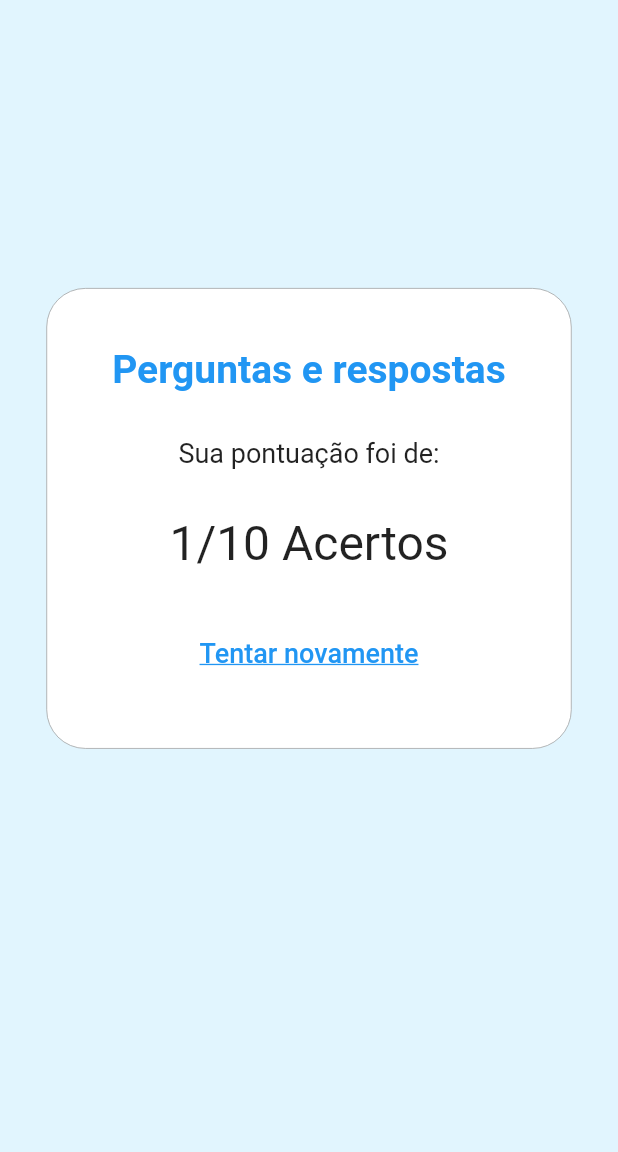
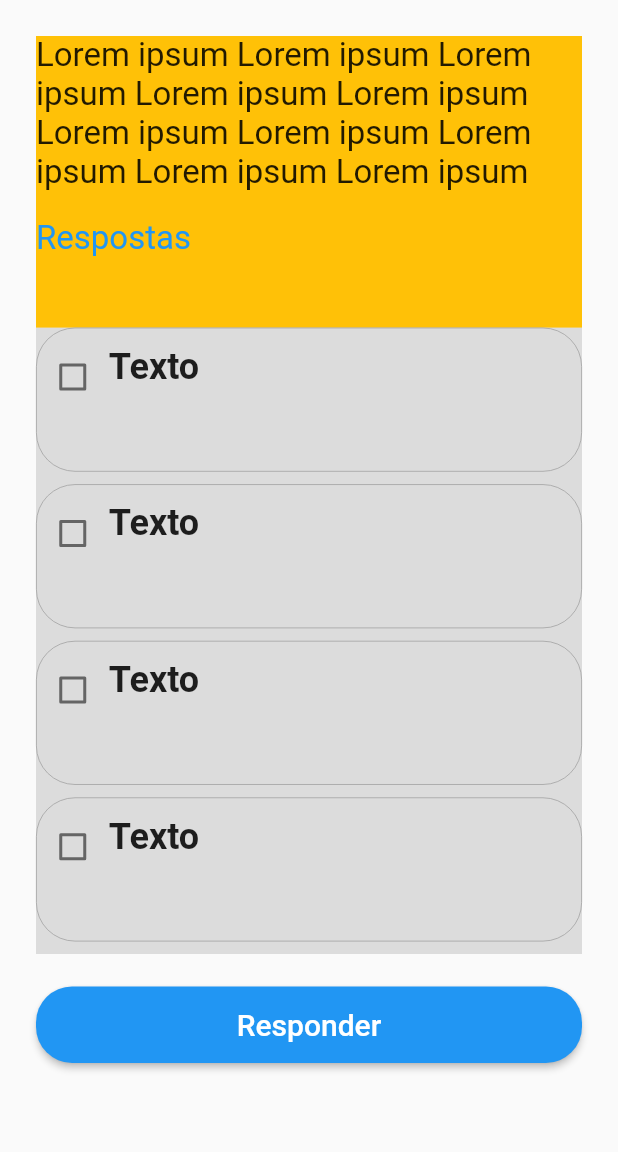
Before and after one commit to EduardoGPS-18/FirstWeekChallengeUA, a Flutter app: the screen it shows after launch, on a phone screen of 412 x 824 dp, the part 84-1236 px from its top. Run offline on Flutter 3.47's test engine with Material 2 defaults, Android fonts, the phone set to English and light mode, and no system bars.

Commit message:
feat: question page implemented

```diff
--- a/lib/main.dart
+++ b/lib/main.dart
@@ -16,9 +16,7 @@ class MyApp extends StatelessWidget {
       theme: ThemeData(
         primarySwatch: Colors.blue,
       ),
-      home: const ResultPage(
-        result: 1,
-      ),
+      home: const QuestionPage(),
     );
   }
 }
--- a/lib/pages/pages.dart
+++ b/lib/pages/pages.dart
@@ -1,3 +1,4 @@
 export './quiz/home/home_page.dart';
+export './quiz/question/question_page.dart';
 export './quiz/result/result_page.dart';
 export './quiz/shared/page_with_center_card_page.dart';
--- /dev/null
+++ b/lib/pages/quiz/question/question_page.dart
@@ -0,0 +1,110 @@
+import 'package:flutter/cupertino.dart';
+import 'package:flutter/material.dart';
+
+import '../../../widgets/shared/appbar/custom_app_bar.dart';
+import '../../../widgets/shared/buttons/custom_button.dart';
+
+class QuestionPage extends StatefulWidget {
+  const QuestionPage({Key? key}) : super(key: key);
+
+  @override
+  State<QuestionPage> createState() => _QuestionPageState();
+}
+
+class _QuestionPageState extends State<QuestionPage> {
+  bool val = false;
+
+  @override
+  Widget build(BuildContext context) {
+    return Scaffold(
+      appBar: const CustomAppBar(),
+      body: SafeArea(
+        child: Padding(
+          padding: const EdgeInsets.all(24),
+          child: LayoutBuilder(builder: (context, constraints) {
+            return Column(
+              children: [
+                Container(
+                  color: Colors.amber,
+                  height: constraints.maxHeight * 27 / 100,
+                  child: Column(
+                    crossAxisAlignment: CrossAxisAlignment.start,
+                    children: const [
+                      Text(
+                        "Lorem ipsum Lorem ipsum Lorem ipsum Lorem ipsum Lorem ipsum Lorem ipsum Lorem ipsum Lorem ipsum Lorem ipsum Lorem ipsum ",
+                        style: TextStyle(
+                          fontSize: 22,
+                        ),
+                      ),
+                      Padding(
+                        padding: EdgeInsets.symmetric(vertical: 18),
+                        child: Text(
+                          "Respostas",
+                          style: TextStyle(fontSize: 22, color: Colors.blue),
+                        ),
+                      ),
+                    ],
+                  ),
+                ),
+                Container(
+                  color: Colors.black12,
+                  height: constraints.maxHeight * 58 / 100,
+                  child: LayoutBuilder(
+                    builder: (context, constraints) => ListView.separated(
+                      separatorBuilder: (ctx, i) => SizedBox(
+                        height: constraints.maxHeight * 2 / 100,
+                      ),
+                      itemCount: 4,
+                      itemBuilder: (ctx, i) => Container(
+                        height: constraints.maxHeight * 23 / 100,
+                        decoration: BoxDecoration(
+                          border: Border.all(color: Colors.grey, width: 0.5),
+                          borderRadius: BorderRadius.circular(26),
+                        ),
+                        child: Row(
+                          crossAxisAlignment: CrossAxisAlignment.start,
+                          children: [
+                            Padding(
+                              padding: EdgeInsets.only(top: constraints.maxHeight * 2 / 100),
+                              child: Checkbox(
+                                value: val,
+                                onChanged: (v) {},
+                              ),
+                            ),
+                            Padding(
+                              padding: EdgeInsets.only(top: constraints.maxHeight * 2.8 / 100),
+                              child: const Text(
+                                "Texto",
+                                style: TextStyle(
+                                  fontSize: 24,
+                                  fontWeight: FontWeight.bold,
+                                ),
+                              ),
+                            ),
+                          ],
+                        ),
+                      ),
+                    ),
+                  ),
+                ),
+                SizedBox(
+                  height: constraints.maxHeight * 3 / 100,
+                ),
+                SizedBox(
+                  width: constraints.maxWidth,
+                  child: CustomButtom(
+                    text: "Responder",
+                    onPressed: () {},
+                  ),
+                ),
+                SizedBox(
+                  height: constraints.maxHeight * 3 / 100,
+                ),
+              ],
+            );
+          }),
+        ),
+      ),
+    );
+  }
+}
```
